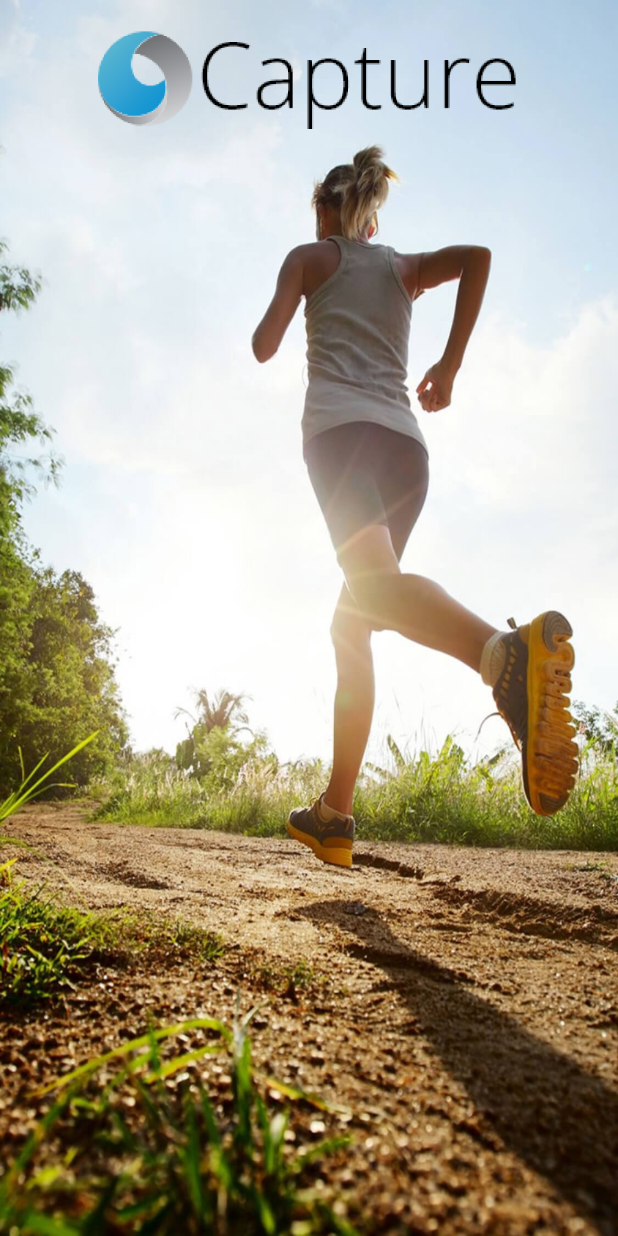
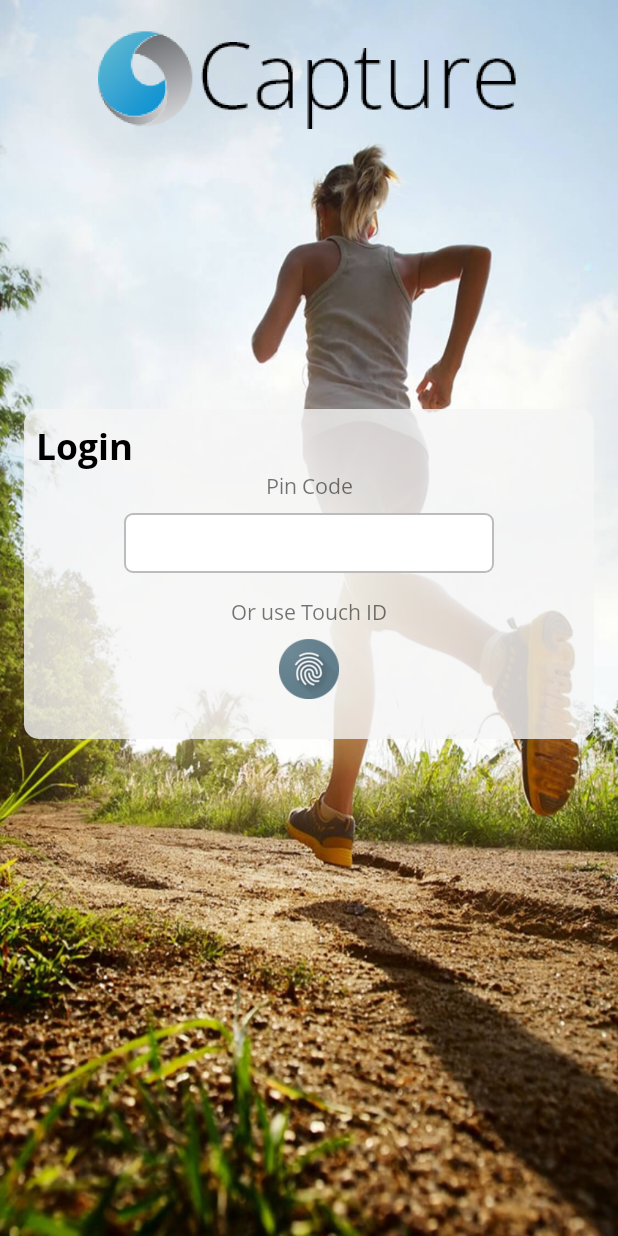
Before and after one commit to varunakantha/AspitCaptureIssue, an Android app: the RegistrationActivity screen opened directly, with no data from a screen before it, on a phone screen of 412 x 824 dp. Run offline under Robolectric (Android 15) with nearby library versions, the phone set to English and light mode, and no system bars.

```diff
--- a/app/src/main/java/no/aspit/capture/ui/patientlookup/PatientLookUpActivity.kt
+++ b/app/src/main/java/no/aspit/capture/ui/patientlookup/PatientLookUpActivity.kt
@@ -42,16 +42,19 @@ class PatientLookUpActivity : BaseActivity(), CustomActionBar.ActionBarListener
             override fun onTextChanged(s: CharSequence, start: Int,
                                        before: Int, count: Int) {
                 if (s.length == SSN_LENGTH) {
+                    showProgress()
                     Service(this@PatientLookUpActivity,
                             Utils().getAccessToken(this@PatientLookUpActivity)!!.authToken)
                             .getPatientBySSN(s.toString(), object : Callback<Patient> {
                                 override fun onFailure(call: Call<Patient>?, t: Throwable?) {
+                                    hideProgress()
                                     toast("Cannot find a patient with that SSN")
                                 }
 
                                 override fun onResponse(call: Call<Patient>?, response: Response<Patient>?) {
+                                    hideProgress()
                                     if (response!!.isSuccessful) {
-                                        response.body()?.let { saveString(KEY_PATIENT_OBJECT,JsonParser().patientToJson(it)) }
+                                        response.body()?.let { saveString(KEY_PATIENT_OBJECT, JsonParser().patientToJson(it)) }
                                         startActivity(Intent(this@PatientLookUpActivity, PatientSummaryActivity::class.java))
                                         patientSSN.text = null
                                     } else {
@@ -75,7 +78,6 @@ class PatientLookUpActivity : BaseActivity(), CustomActionBar.ActionBarListener
 
     override fun onClose() {
         val intent = Intent(this@PatientLookUpActivity, RegistrationActivity::class.java)
-        intent.putExtra("FROM_BEGINNING", false)
         startActivity(intent)
         finish()
     }
--- a/app/src/main/java/no/aspit/capture/ui/startscreen/RegistrationActivity.kt
+++ b/app/src/main/java/no/aspit/capture/ui/startscreen/RegistrationActivity.kt
@@ -27,22 +27,18 @@ import retrofit2.Response
 
 class RegistrationActivity : BaseActivity() {
 
+    lateinit var pinCode: String
+
     override fun onCreate(savedInstanceState: Bundle?) {
         super.onCreate(savedInstanceState)
         setContentView(R.layout.activity_registration)
 
-        val pinCode = readString(KEY_PIN_CODE)
+        pinCode = readString(KEY_PIN_CODE)
 
-        if (pinCode.isEmpty()) {
+        if (authenticator.checkForToken()) {
+            setRegisterAndLogin(pinCode)
+        } else {
             handle(intent)
-        } else {
-            if (intent.extras.getBoolean("FROM_BEGINNING", true)) { // from splash activity to registration
-                loginView.visibility = View.VISIBLE
-                registrationView.visibility = View.GONE
-            } else {  // user clicked close button in PatientLookupActivity
-                loginView.visibility = View.GONE
-                registrationView.visibility = View.VISIBLE
-            }
         }
 
         registerButton.setOnClickListener { v ->
@@ -65,7 +61,6 @@ class RegistrationActivity : BaseActivity() {
             override fun afterTextChanged(s: Editable) {
                 if (s.toString() == pinCode) {
                     startActivity(Intent(this@RegistrationActivity, PatientLookUpActivity::class.java))
-//                    userPinCode.text = null
                     finish()
                 }
             }
@@ -86,6 +81,17 @@ class RegistrationActivity : BaseActivity() {
                 }
             }
             true
+        }
+    }
+
+    fun setRegisterAndLogin(pinCode: String) {
+
+        if (intent.getBooleanExtra("FROM_BEGINNING", true) && !pinCode.isEmpty()) { // from splash activity to registration
+            loginView.visibility = View.VISIBLE
+            registrationView.visibility = View.GONE
+        } else {  // user clicked close button in PatientLookupActivity
+            loginView.visibility = View.GONE
+            registrationView.visibility = View.VISIBLE
         }
     }
 
@@ -115,8 +121,7 @@ class RegistrationActivity : BaseActivity() {
                                                 response.body()?.let {
                                                     Utils().saveToken(this@RegistrationActivity, it)
 
-                                                    loginView.visibility = View.GONE
-                                                    registrationView.visibility = View.VISIBLE
+                                                    setRegisterAndLogin(pinCode)
                                                     getMedicUser()
                                                 }
                                             }
@@ -137,18 +142,19 @@ class RegistrationActivity : BaseActivity() {
     }
 
 
-    fun getMedicUser(){
-        Service(this,Utils().getAccessToken(this)?.authToken!!).getUser(
+    fun getMedicUser() {
+        showProgress()
+        Service(this, Utils().getAccessToken(this)?.authToken!!).getUser(
                 object : retrofit2.Callback<String> {
                     override fun onFailure(call: Call<String>, t: Throwable) {
-
+                        hideProgress()
                     }
 
                     override fun onResponse(call: Call<String>, response: Response<String>) {
                         hideProgress()
                         if (response.isSuccessful) {
                             response.body()?.let {
-                                saveString(KEY_MEDIC_NAME,it)
+                                saveString(KEY_MEDIC_NAME, it)
                             }
                         }
                     }
--- a/app/src/main/res/layout/activity_registration.xml
+++ b/app/src/main/res/layout/activity_registration.xml
@@ -38,13 +38,12 @@
         android:layout_marginEnd="16dp"
         android:layout_marginBottom="8dp"
         android:background="@drawable/login_bg"
+        android:visibility="gone"
         app:layout_constraintBottom_toBottomOf="@+id/imageView3"
         app:layout_constraintEnd_toEndOf="parent"
         app:layout_constraintStart_toStartOf="parent"
         app:layout_constraintTop_toTopOf="parent"
-        app:layout_constraintVertical_bias="0.55"
-        android:visibility="gone"
-        >
+        app:layout_constraintVertical_bias="0.55">
 
         <EditText
             android:id="@+id/confirmPinCode"
@@ -53,15 +52,17 @@
             android:layout_marginStart="8dp"
             android:layout_marginTop="4dp"
             android:layout_marginEnd="8dp"
-            android:paddingStart="8dp"
             android:background="@drawable/rounded_edittext"
             android:ems="10"
             android:fontFamily="@font/open_sans_regular"
-            android:inputType="textPersonName|numberSigned"
+            android:inputType="numberPassword"
+            android:maxLength="4"
+            android:paddingStart="8dp"
+            android:textAlignment="center"
             app:layout_constraintEnd_toEndOf="parent"
             app:layout_constraintHorizontal_bias="0.495"
             app:layout_constraintStart_toStartOf="parent"
-            app:layout_constraintTop_toBottomOf="@+id/textView11"/>
+            app:layout_constraintTop_toBottomOf="@+id/textView11" />
 
         <TextView
             android:id="@+id/textView9"
@@ -73,7 +74,7 @@
             android:textColor="@color/black"
             android:textSize="24sp"
             app:layout_constraintStart_toStartOf="parent"
-            app:layout_constraintTop_toTopOf="parent"/>
+            app:layout_constraintTop_toTopOf="parent" />
 
         <TextView
             android:id="@+id/textView10"
@@ -87,7 +88,7 @@
             android:textSize="15sp"
             app:layout_constraintEnd_toEndOf="parent"
             app:layout_constraintStart_toStartOf="parent"
-            app:layout_constraintTop_toBottomOf="@+id/textView9"/>
+            app:layout_constraintTop_toBottomOf="@+id/textView9" />
 
         <EditText
             android:id="@+id/userPinCode"
@@ -100,13 +101,15 @@
             android:ems="10"
             android:fontFamily="@font/open_sans_regular"
             android:imeOptions="actionNext"
-            android:inputType="textPersonName|numberSigned"
+            android:inputType="numberPassword"
+            android:maxLength="4"
             android:paddingStart="8dp"
+            android:textAlignment="center"
             app:layout_constraintEnd_toEndOf="parent"
             app:layout_constraintStart_toStartOf="parent"
             app:layout_constraintTop_toBottomOf="@+id/textView10">
 
-            <requestFocus/>
+            <requestFocus />
         </EditText>
 
         <TextView
@@ -121,7 +124,7 @@
             android:textSize="15sp"
             app:layout_constraintEnd_toEndOf="parent"
             app:layout_constraintStart_toStartOf="parent"
-            app:layout_constraintTop_toBottomOf="@+id/userPinCode"/>
+            app:layout_constraintTop_toBottomOf="@+id/userPinCode" />
 
         <Button
             android:id="@+id/registerButton"
@@ -138,8 +141,7 @@
             app:layout_constraintBottom_toBottomOf="parent"
             app:layout_constraintEnd_toEndOf="@+id/confirmPinCode"
             app:layout_constraintStart_toStartOf="@+id/confirmPinCode"
-            app:layout_constraintTop_toBottomOf="@+id/confirmPinCode"/>
-
+            app:layout_constraintTop_toBottomOf="@+id/confirmPinCode" />
 
 
     </androidx.constraintlayout.widget.ConstraintLayout>
@@ -153,12 +155,12 @@
         android:layout_marginEnd="16dp"
         android:layout_marginBottom="8dp"
         android:background="@drawable/login_bg"
+        android:visibility="visible"
         app:layout_constraintBottom_toBottomOf="@+id/imageView3"
         app:layout_constraintEnd_toEndOf="parent"
         app:layout_constraintStart_toStartOf="parent"
         app:layout_constraintTop_toTopOf="parent"
-        app:layout_constraintVertical_bias="0.45"
-        android:visibility="gone">
+        app:layout_constraintVertical_bias="0.45">
 
         <TextView
             android:id="@+id/textLogin"
@@ -171,7 +173,7 @@
             android:textColor="@color/black"
             android:textSize="24sp"
             app:layout_constraintStart_toStartOf="parent"
-            app:layout_constraintTop_toTopOf="parent"/>
+            app:layout_constraintTop_toTopOf="parent" />
 
         <TextView
             android:id="@+id/textPin"
@@ -183,7 +185,7 @@
             android:text="@string/pin_code"
             app:layout_constraintEnd_toEndOf="parent"
             app:layout_constraintStart_toStartOf="parent"
-            app:layout_constraintTop_toBottomOf="@+id/textLogin"/>
+            app:layout_constraintTop_toBottomOf="@+id/textLogin" />
 
         <EditText
             android:id="@+id/userPinLogin"
@@ -195,12 +197,13 @@
             android:background="@drawable/rounded_edittext"
             android:ems="10"
             android:fontFamily="@font/open_sans_regular"
-            android:inputType="textPersonName|numberSigned"
+            android:inputType="numberPassword"
             android:maxLength="4"
             android:paddingStart="8dp"
+            android:textAlignment="center"
             app:layout_constraintEnd_toEndOf="parent"
             app:layout_constraintStart_toStartOf="parent"
-            app:layout_constraintTop_toBottomOf="@+id/textPin"/>
+            app:layout_constraintTop_toBottomOf="@+id/textPin" />
 
         <TextView
             android:id="@+id/textTouch"
@@ -213,8 +216,7 @@
             android:text="@string/or_use_touch_id"
             app:layout_constraintEnd_toEndOf="parent"
             app:layout_constraintStart_toStartOf="parent"
-            app:layout_constraintTop_toBottomOf="@+id/userPinLogin"
-            />
+            app:layout_constraintTop_toBottomOf="@+id/userPinLogin" />
 
         <ImageView
             android:id="@+id/imageView4"
@@ -224,7 +226,7 @@
             app:layout_constraintEnd_toEndOf="@+id/textTouch"
             app:layout_constraintStart_toStartOf="@+id/textTouch"
             app:layout_constraintTop_toBottomOf="@+id/textTouch"
-            app:srcCompat="@drawable/ic_fingerprint"/>
+            app:srcCompat="@drawable/ic_fingerprint" />
 
     </androidx.constraintlayout.widget.ConstraintLayout>
 
```
